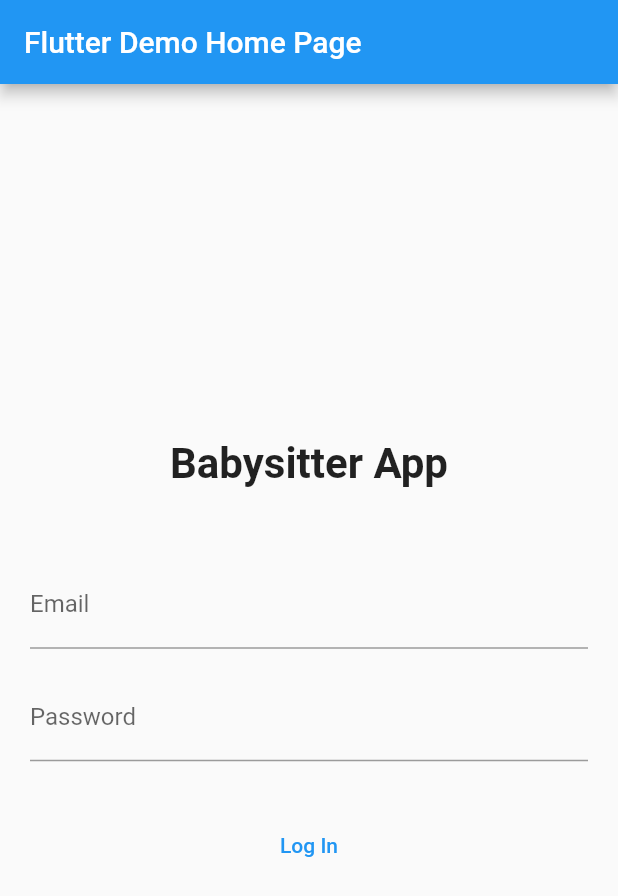
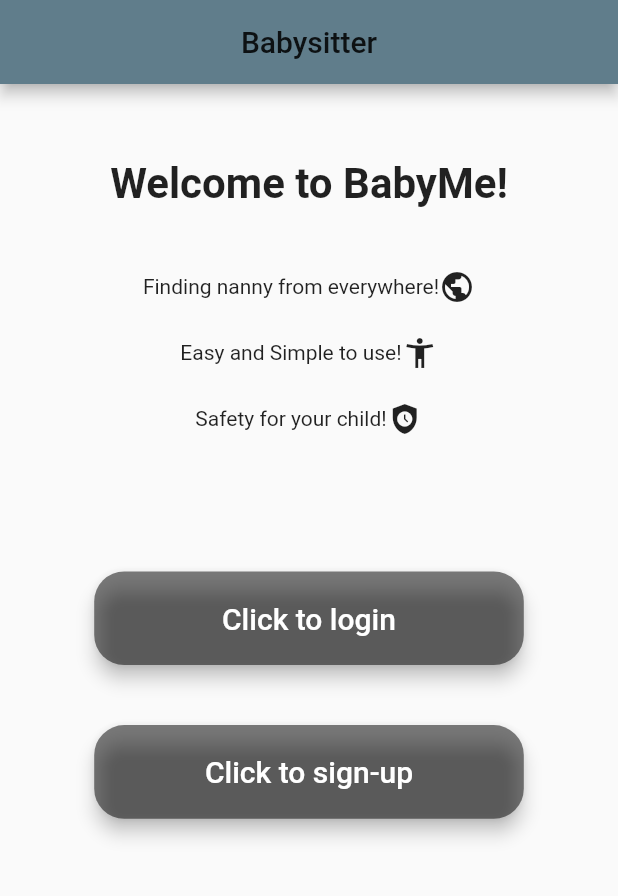
Before and after one commit to Tomerki/Babysitter_Social_App_Client, a Flutter app: the screen it shows after launch, on a phone screen of 412 x 824 dp. Shown: the top 896 px of the screen. Run offline on Flutter 3.47's test engine with Material 2 defaults, Android fonts, the phone set to English and light mode, and no system bars.

Commit message:
login and welcome page

```diff
--- a/lib/main.dart
+++ b/lib/main.dart
@@ -1,4 +1,8 @@
 import 'package:flutter/material.dart';
+
+import './screens/babysitter_profile_screen.dart';
+import './screens/login_screen.dart';
+import './screens/welcome_screen.dart';
 
 void main() {
   runApp(MyApp());
@@ -8,69 +12,13 @@ class MyApp extends StatelessWidget {
   @override
   Widget build(BuildContext context) {
     return MaterialApp(
-      title: 'Flutter Demo',
-      theme: ThemeData(
-        primarySwatch: Colors.blue,
-      ),
-      home: const MyHomePage(title: 'Flutter Demo Home Page'),
+      initialRoute: WelcomeScreen.routeName,
+      routes: {
+        LoginScreen.routeName: (context) => LoginScreen(),
+        BabysitterProfileScreen.routeName: (context) =>
+            BabysitterProfileScreen(),
+        WelcomeScreen.routeName: (context) => WelcomeScreen(),
+      },
     );
   }
 }
-
-class MyHomePage extends StatefulWidget {
-  const MyHomePage({super.key, required this.title});
-
-  final String title;
-
-  @override
-  State<MyHomePage> createState() => _MyHomePageState();
-}
-
-class _MyHomePageState extends State<MyHomePage> {
-  @override
-  Widget build(BuildContext context) {
-    return Scaffold(
-      appBar: AppBar(
-        title: Text(widget.title),
-      ),
-      body: Container(
-        padding: EdgeInsets.symmetric(horizontal: 20.0),
-        child: Column(
-          mainAxisAlignment: MainAxisAlignment.center,
-          crossAxisAlignment: CrossAxisAlignment.stretch,
-          children: <Widget>[
-            Text(
-              'Babysitter App',
-              textAlign: TextAlign.center,
-              style: TextStyle(
-                fontSize: 28.0,
-                fontWeight: FontWeight.bold,
-              ),
-            ),
-            SizedBox(height: 48.0),
-            TextField(
-              keyboardType: TextInputType.emailAddress,
-              decoration: InputDecoration(
-                labelText: 'Email',
-              ),
-            ),
-            SizedBox(height: 16.0),
-            TextField(
-              obscureText: true,
-              decoration: InputDecoration(
-                labelText: 'Password',
-              ),
-            ),
-            SizedBox(height: 32.0),
-            TextButton(
-              child: Text('Log In'),
-              onPressed: () {
-                //TODO
-              },
-            ),
-          ],
-        ),
-      ),
-    );
-  }
-}
--- /dev/null
+++ b/lib/screens/babysitter_profile_screen.dart
@@ -0,0 +1,19 @@
+import 'package:flutter/material.dart';
+
+class BabysitterProfileScreen extends StatefulWidget {
+  static final routeName = 'BabysitterProfileScreen';
+  @override
+  State<BabysitterProfileScreen> createState() =>
+      _BabysitterProfileScreenState();
+}
+
+class _BabysitterProfileScreenState extends State<BabysitterProfileScreen> {
+  @override
+  Widget build(BuildContext context) {
+    return Scaffold(
+      appBar: AppBar(
+        title: Text('babysitter Page'),
+      ),
+    );
+  }
+}
--- /dev/null
+++ b/lib/screens/login_screen.dart
@@ -0,0 +1,56 @@
+import 'package:flutter/material.dart';
+import './babysitter_profile_screen.dart';
+import '../widgets/input_box.dart';
+import '../widgets/circle_button_one.dart';
+
+class LoginScreen extends StatelessWidget {
+  static final routeName = 'login_screen';
+
+  @override
+  Widget build(BuildContext context) {
+    return Scaffold(
+      body: Container(
+        alignment: Alignment.center,
+        decoration: BoxDecoration(
+          image: DecorationImage(
+            image: AssetImage('assets/bg_welcome_screen.jpg'),
+            fit: BoxFit.cover,
+            opacity: 0.5,
+          ),
+        ),
+        padding: EdgeInsets.only(top: 50, left: 15, right: 15),
+        child: Column(
+          crossAxisAlignment: CrossAxisAlignment.center,
+          children: <Widget>[
+            Container(
+              padding: EdgeInsets.all(20),
+              alignment: Alignment.center,
+              child: Text(
+                'BabyMe',
+                style: TextStyle(
+                  fontSize: 45.0,
+                  fontWeight: FontWeight.w900,
+                ),
+              ),
+            ),
+            InputBox(false, TextInputType.emailAddress, 'Email'),
+            InputBox(true, TextInputType.text, 'Password'),
+            CircleButtonOne(
+              handler: () {
+                Navigator.of(context)
+                    .pushNamed(BabysitterProfileScreen.routeName);
+              },
+              cWidth: 0.32,
+              cHeight: 0.08,
+              textSize: 23,
+              cOpacity: 0.5,
+              cCircular: 20,
+              cPaddingTop: 10,
+              text: 'Login',
+            ),
+          ],
+        ),
+      ),
+    );
+  }
+}
--- /dev/null
+++ b/lib/screens/welcome_screen.dart
@@ -0,0 +1,82 @@
+import './login_screen.dart';
+import 'package:flutter/material.dart';
+import '../widgets/circle_button_one.dart';
+
+class WelcomeScreen extends StatelessWidget {
+  static const routeName = 'welcome-screen';
+
+  Widget buildRow(String text, IconData icon) {
+    return Padding(
+      padding: const EdgeInsets.all(10.0),
+      child: Row(
+        mainAxisAlignment: MainAxisAlignment.center,
+        children: [
+          Text(text),
+          Icon(icon),
+        ],
+      ),
+    );
+  }
+
+  @override
+  Widget build(BuildContext context) {
+    return Scaffold(
+      appBar: AppBar(
+        title: Center(
+          child: Text('Babysitter'),
+        ),
+        backgroundColor: Colors.blueGrey,
+        foregroundColor: Colors.black87,
+      ),
+      body: Column(
+        children: [
+          Padding(
+            padding: const EdgeInsets.only(top: 50.0, bottom: 30.0),
+            child: Text(
+              'Welcome to BabyMe!',
+              style: TextStyle(
+                fontSize: 28,
+                fontWeight: FontWeight.w700,
+              ),
+            ),
+          ),
+          buildRow('Finding nanny from everywhere!', Icons.public),
+          buildRow('Easy and Simple to use!', Icons.accessibility_new),
+          buildRow('Safety for your child!', Icons.safety_check),
+          CircleButtonOne(
+            handler: () {
+              Navigator.of(context).pushNamed(LoginScreen.routeName);
+            },
+            cWidth: 0.7,
+            cHeight: 0.1,
+            textSize: 20,
+            text: 'Click to login',
+            cCircular: 20,
+            cOpacity: 0.5,
+            bgColor: Colors.black,
+            textColor: Colors.white,
+            cMarginTop: 70.0,
+            cMarginBottom: 10.0,
+            cPaddingTop: 10.0,
+            cPaddingBottom: 10.0,
+          ),
+          CircleButtonOne(
+            handler: () {},
+            cWidth: 0.7,
+            cHeight: 0.1,
+            textSize: 20,
+            text: 'Click to sign-up',
+            cCircular: 20,
+            cOpacity: 0.5,
+            bgColor: Colors.black,
+            textColor: Colors.white,
+            cMarginTop: 10.0,
+            cMarginBottom: 10.0,
+            cPaddingTop: 10.0,
+            cPaddingBottom: 10.0,
+          ),
+        ],
+      ),
+    );
+  }
+}
--- /dev/null
+++ b/lib/widgets/circle_button_one.dart
@@ -0,0 +1,75 @@
+import 'package:flutter/material.dart';
+
+class CircleButtonOne extends StatelessWidget {
+  final String text;
+  final Function handler;
+  final double cWidth;
+  final double cHeight;
+  final double textSize;
+  final double cOpacity;
+  final double cCircular;
+  final double cPaddingTop;
+  final double cPaddingBottom;
+  final double cPaddingLeft;
+  final double cPaddingRight;
+  final double cMarginTop;
+  final double cMarginBottom;
+  final double cMarginLeft;
+  final double cMarginRight;
+  final Color textColor;
+  final Color bgColor;
+
+  CircleButtonOne({
+    required this.handler,
+    required this.text,
+    this.textSize = 15,
+    this.cHeight = 0.1,
+    this.cWidth = 0.35,
+    this.cCircular = 0.0,
+    this.cOpacity = 0.0,
+    this.cPaddingTop = 1,
+    this.cPaddingBottom = 1,
+    this.cPaddingLeft = 1,
+    this.cPaddingRight = 1,
+    this.cMarginTop = 1,
+    this.cMarginBottom = 1,
+    this.cMarginLeft = 1,
+    this.cMarginRight = 1,
+    this.textColor = Colors.black,
+    this.bgColor = Colors.white,
+  });
+
+  @override
+  Widget build(BuildContext context) {
+    return Container(
+      margin: EdgeInsets.only(
+        top: cMarginTop,
+        bottom: cMarginBottom,
+        left: cMarginLeft,
+        right: cMarginRight,
+      ),
+      padding: EdgeInsets.only(
+        top: cPaddingTop,
+        bottom: cPaddingBottom,
+        left: cPaddingLeft,
+        right: cPaddingRight,
+      ),
+      width: MediaQuery.of(context).size.width * cWidth,
+      height: MediaQuery.of(context).size.height * cHeight,
+      child: TextButton(
+        style: TextButton.styleFrom(
+          elevation: 5,
+          shape: RoundedRectangleBorder(
+              borderRadius: BorderRadius.all(Radius.circular(cCircular))),
+          foregroundColor: textColor,
+          backgroundColor: bgColor.withOpacity(cOpacity),
+        ),
+        child: Text(
+          text,
+          style: TextStyle(fontSize: textSize),
+        ),
+        onPressed: () => handler(),
+      ),
+    );
+  }
+}
--- /dev/null
+++ b/lib/widgets/input_box.dart
@@ -0,0 +1,26 @@
+import 'package:flutter/material.dart';
+
+class InputBox extends StatelessWidget {
+  final bool isSecure;
+  final TextInputType keyType;
+  final String text;
+
+  InputBox(this.isSecure, this.keyType, this.text);
+
+  @override
+  Widget build(BuildContext context) {
+    return Padding(
+      padding: const EdgeInsets.all(10.0),
+      child: TextField(
+        obscureText: isSecure,
+        keyboardType: keyType,
+        decoration: InputDecoration(
+          labelText: text,
+          labelStyle: TextStyle(
+            fontWeight: FontWeight.w900,
+          ),
+        ),
+      ),
+    );
+  }
+}
--- a/pubspec.yaml
+++ b/pubspec.yaml
@@ -59,9 +59,8 @@ flutter:
   uses-material-design: true
 
   # To add assets to your application, add an assets section, like this:
-  # assets:
-  #   - images/a_dot_burr.jpeg
-  #   - images/a_dot_ham.jpeg
+  assets:
+    - assets/bg_welcome_screen.jpg
 
   # An image asset can refer to one or more resolution-specific "variants", see
   # https://flutter.dev/assets-and-images/#resolution-aware
```
Also changed, not shown: assets/babysitter_pic.jpg (deleted), assets/bg_welcome_screen.jpg (added).
